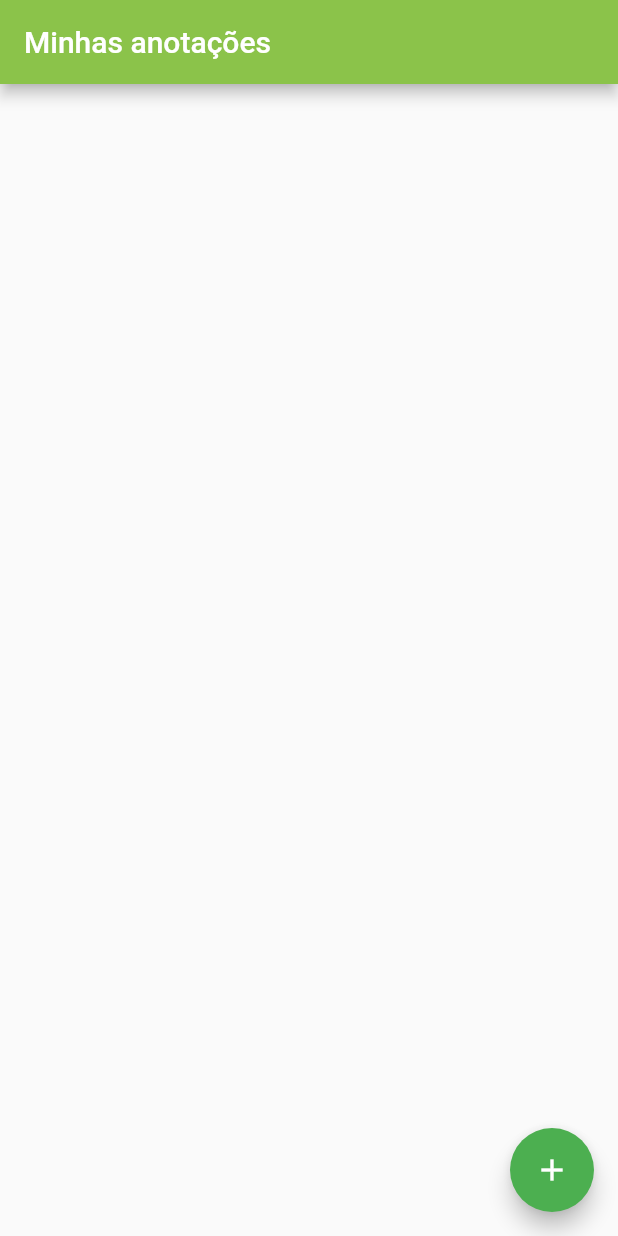
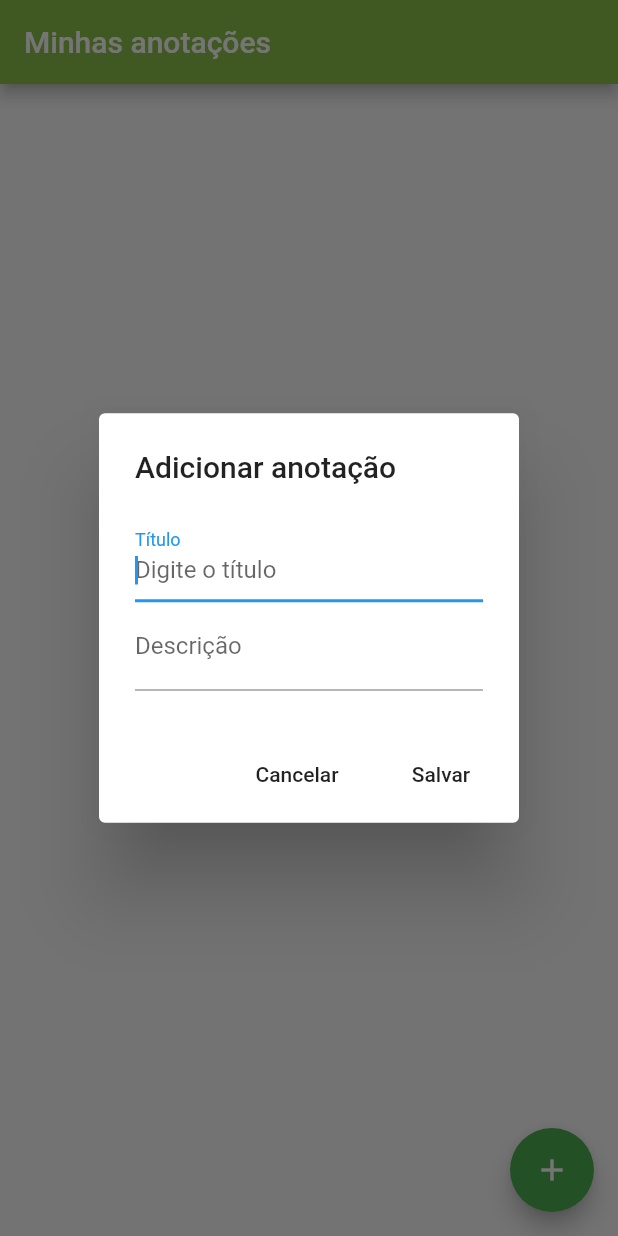
Before and after one commit to felipenario/minhas_anotacoes, a Flutter app: the screen it shows after launch, after a tap on the "add" icon, on a phone screen of 412 x 824 dp. Run offline on Flutter 3.47's test engine with Material 2 defaults, Android fonts, the phone set to English and light mode, and no system bars; our stand-ins replace sqflite; accounts and stored records are empty.

Commit message:
Adicionado a formatação de datas, criação das anotações e etc.

```diff
--- a/lib/Home.dart
+++ b/lib/Home.dart
@@ -1,4 +1,8 @@
 import 'package:flutter/material.dart';
+import 'package:minhas_anotacoes/helper/Anotacao.dart';
+import 'package:minhas_anotacoes/helper/AnotacaoHelper.dart';
+import 'package:intl/intl.dart';
+import 'package:intl/date_symbol_data_local.dart';
 
 class Home extends StatefulWidget {
   @override
@@ -6,6 +10,117 @@ class Home extends StatefulWidget {
 }
 
 class _HomeState extends State<Home> {
+
+  TextEditingController _tituloController = TextEditingController();
+  TextEditingController _descricaoController = TextEditingController();
+  var _db = AnotacaoHelper();
+  List<Anotacao> _anotacoes = List<Anotacao>();
+
+
+  _exibirTelaCadastro(){
+
+    showDialog(
+        context: context,
+        builder: (context){
+          return AlertDialog(
+            title: Text("Adicionar anotação"),
+            content: Column(
+              mainAxisSize: MainAxisSize.min,
+              children: <Widget>[
+                TextField(
+                  controller: _tituloController ,
+                  autofocus: true,
+                  decoration: InputDecoration(
+                    labelText: "Título",
+                    hintText: "Digite o título"
+                  ),
+                ),
+                TextField(
+                  controller: _descricaoController ,
+                  decoration: InputDecoration(
+                      labelText: "Descrição",
+                      hintText: "Digite a descrição"
+                  ),
+                )
+              ],
+            ),
+            actions: <Widget>[
+              FlatButton(
+                  onPressed: () => Navigator.pop(context),
+                  child: Text("Cancelar")
+              ),
+              FlatButton(
+                  onPressed: () {
+
+                    _salvarAnotacao();
+                    Navigator.pop(context);
+                  },
+                  child: Text("Salvar")
+              )
+            ],
+          );
+        }
+    );
+
+  }
+
+  _recuperarAnotacoes() async{
+
+    List<Anotacao> listaTemporaria = List<Anotacao>();
+    List anotacoesRecuperadas = await _db.recuperarAnotacoes();
+
+    for(var item in anotacoesRecuperadas){
+
+      Anotacao anotacao = Anotacao.fromMap(item);
+      listaTemporaria.add(anotacao);
+
+    }
+
+    setState(() {
+      _anotacoes = listaTemporaria;
+    });
+
+    listaTemporaria = null;
+
+  }
+
+  _salvarAnotacao() async{
+
+    String titulo = _tituloController.text;
+    String descricao = _descricaoController.text;
+
+
+    Anotacao anotacao = Anotacao(titulo, descricao, DateTime.now().toString());
+    int resultado = await _db.salvarAnotacao(anotacao);
+
+    _tituloController.clear();
+    _descricaoController.clear();
+
+    _recuperarAnotacoes();
+
+  }
+
+  _formatarData(String dataString){
+
+      initializeDateFormatting("pt_BR");
+
+      //var formatoData = DateFormat("d/MM/y H:m");
+      var formatoData = DateFormat.yMd("pt_BR");
+
+      DateTime dataConvertida = DateTime.parse(dataString);
+
+      String dataFormatada = formatoData.format(dataConvertida);
+
+      return dataFormatada;
+  }
+
+  @override
+  void initState() {
+    // TODO: implement initState
+    super.initState();
+    _recuperarAnotacoes();
+  }
+
   @override
   Widget build(BuildContext context) {
     return Scaffold(
@@ -13,15 +128,35 @@ class _HomeState extends State<Home> {
         title: Text("Minhas anotações"),
         backgroundColor: Colors.lightGreen,
       ),
-      body: Container(
+      body: Column(
+        children: <Widget>[
+          Expanded(
+            child: ListView.builder(
+                itemCount: _anotacoes.length,
+                itemBuilder: (context, index){
 
+                  final anotacao = _anotacoes[index];
+
+                  return Card(
+
+                    child: ListTile(
+                      title: Text(anotacao.titulo),
+                      subtitle: Text("${_formatarData(anotacao.data)} - ${anotacao.descricao}"),
+                    ),
+
+                  );
+
+                },
+            ),
+          )
+        ],
       ),
       floatingActionButton: FloatingActionButton(
           backgroundColor: Colors.green,
           foregroundColor: Colors.white,
           child: Icon(Icons.add),
           onPressed: (){
-
+            _exibirTelaCadastro();
           }
       ),
     );
--- /dev/null
+++ b/lib/helper/Anotacao.dart
@@ -0,0 +1,36 @@
+import 'package:minhas_anotacoes/helper/AnotacaoHelper.dart';
+
+class Anotacao{
+
+  int id;
+  String titulo;
+  String descricao;
+  String data;
+
+  Anotacao(this.titulo, this.descricao, this.data);
+
+  Map toMap(){
+    Map<String, dynamic> map = {
+      "titulo" : this.titulo,
+      "descricao" : this.descricao,
+      "data" : this.data
+    };
+
+    if(this.id != null){
+      map["id"] = this.id;
+    }
+
+    return map;
+  }
+
+
+  Anotacao.fromMap(Map map){
+
+    this.id = map[AnotacaoHelper.colunaId];
+    this.titulo = map[AnotacaoHelper.colunaTitulo];
+    this.descricao = map[AnotacaoHelper.colunaDescricao];
+    this.data = map[AnotacaoHelper.colunaData];
+
+  }
+
+}
--- /dev/null
+++ b/lib/helper/AnotacaoHelper.dart
@@ -0,0 +1,79 @@
+import 'package:minhas_anotacoes/helper/Anotacao.dart';
+import 'package:sqflite/sqflite.dart';
+import 'package:path/path.dart';
+
+
+class AnotacaoHelper{
+
+  static final String nomeTabela = "anotacao";
+  static final String colunaId = "id";
+  static final String colunaTitulo = "titulo";
+  static final String colunaDescricao = "descricao";
+  static final String colunaData = "data";
+
+  static final AnotacaoHelper _anotacaoHelper = AnotacaoHelper._internal();
+
+  Database _db;
+
+  factory AnotacaoHelper(){
+    return _anotacaoHelper;
+  }
+
+  AnotacaoHelper._internal(){
+  }
+
+  get db async{
+    if( _db != null ){
+      return _db;
+    }else{
+        _db = await inicializarDB();
+        return _db;
+    }
+  }
+
+  _onCreate(Database db, int version) async{
+
+    String sql = "CREATE TABLE $nomeTabela ("
+        "$colunaId INTEGER PRIMARY KEY AUTO INCREMENT,"
+        " $colunaTitulo VARCHAR,"
+        " $colunaDescricao TEXT,"
+        " $colunaData DATETIME)";
+    await db.execute(sql);
+
+  }
+
+  inicializarDB() async{
+    final caminhoBancoDados = await getDatabasesPath();
+    final localBancoDados = join(caminhoBancoDados, "banco_minhas_anotacoes.db");
+
+    var db = await openDatabase(
+        localBancoDados,
+        version: 1,
+        onCreate: _onCreate
+    );
+    return db;
+
+  }
+
+
+
+  Future <int> salvarAnotacao(Anotacao anotacao) async{
+
+      var bancoDados = await db;
+      int resultado = await bancoDados.insert(nomeTabela, anotacao.toMap());
+      return resultado;
+
+  }
+
+
+    recuperarAnotacoes() async{
+
+    var bancoDados = await db;
+    String sql = "SELECT * FROM $nomeTabela ORDER BY $colunaData DESC";
+    List anotacoes = await bancoDados.rawQuery(sql);
+    return anotacoes;
+
+
+  }
+
+}
--- a/pubspec.yaml
+++ b/pubspec.yaml
@@ -23,6 +23,9 @@ dependencies:
   # The following adds the Cupertino Icons font to your application.
   # Use with the CupertinoIcons class for iOS style icons.
   cupertino_icons: ^0.1.2
+  sqflite: ^1.1.7+1
+  intl: ^0.16.0
+
 
 dev_dependencies:
   flutter_test:
```
Also changed, not shown: pubspec.lock.
